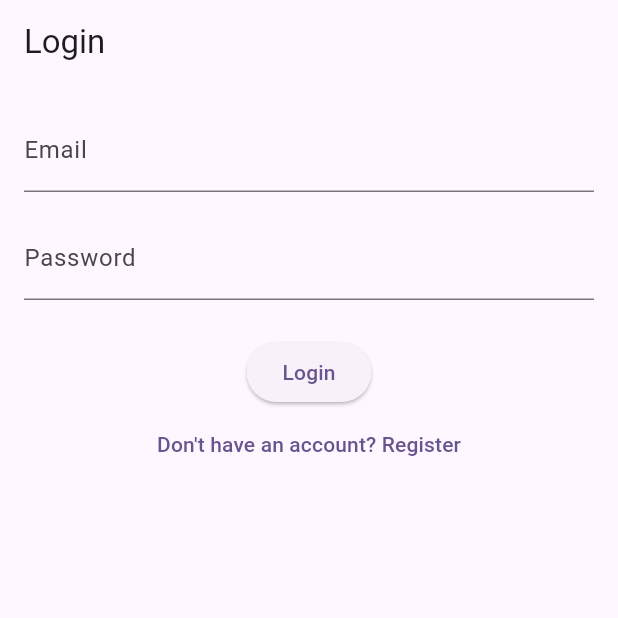
After one commit to Teren91/fluttedex, a Flutter app: the screen it shows after launch, on a phone screen of 412 x 824 dp, the top half of it. The commit adds this screen. Run offline on Flutter 3.47's test engine with Material 3 defaults, Android fonts, the phone set to English and light mode, and no system bars; our stand-ins replace cached_network_image, dio, equatable, flutter_bloc, flutter_secure_storage, get_it.

Commit message:
feat (auth): Show login and register pages

```diff
--- a/lib/main.dart
+++ b/lib/main.dart
@@ -1,5 +1,6 @@
+import 'package:fluttedex/src/features/auth/presentation/bloc/auth_bloc.dart';
+import 'package:fluttedex/src/features/auth/presentation/pages/auth_wrapper_page.dart';
 import 'package:fluttedex/src/features/pokemon/presentation/bloc/pokemon_event.dart';
-import 'package:fluttedex/src/features/pokemon/presentation/pages/pokemon_list_page.dart';
 import 'package:fluttedex/src/injection_container.dart' as di;
 import 'package:flutter/material.dart';
 import 'package:flutter_bloc/flutter_bloc.dart';
@@ -22,17 +23,23 @@ class MyApp extends StatelessWidget {
   // This widget is the root of your application.
   @override
   Widget build(BuildContext context) {
-    return MaterialApp(
-      title: 'Fluttedex',
-      theme: ThemeData(
-        colorScheme: ColorScheme.fromSeed(seedColor: Colors.deepPurple),
-        useMaterial3: true,
+    return MultiBlocProvider(
+      providers: [
+        BlocProvider<PokemonBloc>(
+          create: (context) => di.sl<PokemonBloc>()..add(FetchPokemons()),
+        ),
+        BlocProvider<AuthBloc>(
+          create: (context) => di.sl<AuthBloc>(),
+        ),
+      ],
+      child: MaterialApp(
+        title: 'Fluttedex',
+        theme: ThemeData(
+          colorScheme: ColorScheme.fromSeed(seedColor: Colors.deepPurple),
+          useMaterial3: true,
+        ),
+        home: const AuthWrapperPage(),
       ),
-      builder: (context, child) => BlocProvider<PokemonBloc>(
-        create: (context) => di.sl<PokemonBloc>()..add(FetchPokemons()),
-        child: child!,
-      ),
-      home: const PokemonListPage(),
     );
   }
 }
--- /dev/null
+++ b/lib/src/features/auth/presentation/pages/auth_wrapper_page.dart
@@ -0,0 +1,43 @@
+import 'package:flutter/material.dart';
+import 'package:flutter_bloc/flutter_bloc.dart';
+import 'package:fluttedex/src/features/auth/presentation/bloc/auth_bloc.dart';
+import 'package:fluttedex/src/features/auth/presentation/bloc/auth_event.dart';
+import 'package:fluttedex/src/features/auth/presentation/bloc/auth_state.dart';
+import 'package:fluttedex/src/features/auth/presentation/pages/login_page.dart';
+import 'package:fluttedex/src/features/pokemon/presentation/pages/pokemon_list_page.dart';
+
+class AuthWrapperPage extends StatefulWidget {
+  const AuthWrapperPage({super.key});
+
+  @override
+  State<AuthWrapperPage> createState() => _AuthWrapperPageState();
+}
+
+class _AuthWrapperPageState extends State<AuthWrapperPage> {
+  @override
+  void initState() {
+    super.initState();
+    // Al iniciar, pedimos al BLoC que verifique el estado de autenticación
+    context.read<AuthBloc>().add(CheckAuthStatusRequested());
+  }
+
+  @override
+  Widget build(BuildContext context) {
+    return BlocBuilder<AuthBloc, AuthState>(
+      builder: (context, state) {
+        if (state is Authenticated) {
+          return const PokemonListPage();
+        }
+        if (state is Unauthenticated || state is AuthFailure) {
+          return const LoginPage();
+        }
+        // Mientras se verifica (AuthInitial, AuthLoading), mostramos un spinner
+        return const Scaffold(
+          body: Center(
+            child: CircularProgressIndicator(),
+          ),
+        );
+      },
+    );
+  }
+}
--- /dev/null
+++ b/lib/src/features/auth/presentation/pages/login_page.dart
@@ -0,0 +1,100 @@
+import 'package:flutter/material.dart';
+import 'package:flutter_bloc/flutter_bloc.dart';
+import 'package:fluttedex/src/features/auth/presentation/bloc/auth_bloc.dart';
+import 'package:fluttedex/src/features/auth/presentation/bloc/auth_event.dart';
+import 'package:fluttedex/src/features/auth/presentation/bloc/auth_state.dart';
+import 'package:fluttedex/src/features/auth/presentation/pages/register_page.dart';
+
+class LoginPage extends StatefulWidget {
+  const LoginPage({super.key});
+
+  @override
+  State<LoginPage> createState() => _LoginPageState();
+}
+
+class _LoginPageState extends State<LoginPage> {
+  final _emailController = TextEditingController();
+  final _passwordController = TextEditingController();
+  final _formKey = GlobalKey<FormState>();
+
+  @override
+  void dispose() {
+    _emailController.dispose();
+    _passwordController.dispose();
+    super.dispose();
+  }
+
+  void _submit() {
+    if (_formKey.currentState!.validate()) {
+      context.read<AuthBloc>().add(LoginRequested(
+            email: _emailController.text,
+            password: _passwordController.text,
+          ));
+    }
+  }
+
+  @override
+  Widget build(BuildContext context) {
+    return Scaffold(
+      appBar: AppBar(title: const Text('Login')),
+      body: BlocListener<AuthBloc, AuthState>(
+        listener: (context, state) {
+          if (state is AuthFailure) {
+            ScaffoldMessenger.of(context)
+              ..hideCurrentSnackBar()
+              ..showSnackBar(
+                SnackBar(content: Text(state.message)),
+              );
+          }
+        },
+        child: SingleChildScrollView(
+          padding: const EdgeInsets.all(16.0),
+          child: Form(
+            key: _formKey,
+            child: Column(
+              mainAxisAlignment: MainAxisAlignment.center,
+              children: [
+                TextFormField(
+                  controller: _emailController,
+                  decoration: const InputDecoration(labelText: 'Email'),
+                  keyboardType: TextInputType.emailAddress,
+                  validator: (value) =>
+                      value!.isEmpty ? 'Please enter an email' : null,
+                ),
+                const SizedBox(height: 16),
+                TextFormField(
+                  controller: _passwordController,
+                  decoration: const InputDecoration(labelText: 'Password'),
+                  obscureText: true,
+                  validator: (value) =>
+                      value!.length < 6 ? 'Password too short' : null,
+                ),
+                const SizedBox(height: 24),
+                BlocBuilder<AuthBloc, AuthState>(
+                  buildWhen: (previous, current) => current is! Authenticated,
+                  builder: (context, state) {
+                    if (state is AuthLoading) {
+                      return const CircularProgressIndicator();
+                    }
+                    return ElevatedButton(
+                      onPressed: _submit,
+                      child: const Text('Login'),
+                    );
+                  },
+                ),
+                TextButton(
+                  onPressed: () {
+                    Navigator.of(context).push(
+                      MaterialPageRoute(builder: (_) => const RegisterPage()),
+                    );
+                  },
+                  child: const Text('Don\'t have an account? Register'),
+                )
+              ],
+            ),
+          ),
+        ),
+      ),
+    );
+  }
+}
```
Also changed, not shown: lib/src/features/auth/presentation/pages/register_page.dart (added, +94 -0 lines), lib/src/features/pokemon/presentation/pages/pokemon_list_page.dart (+8 -0 lines).
